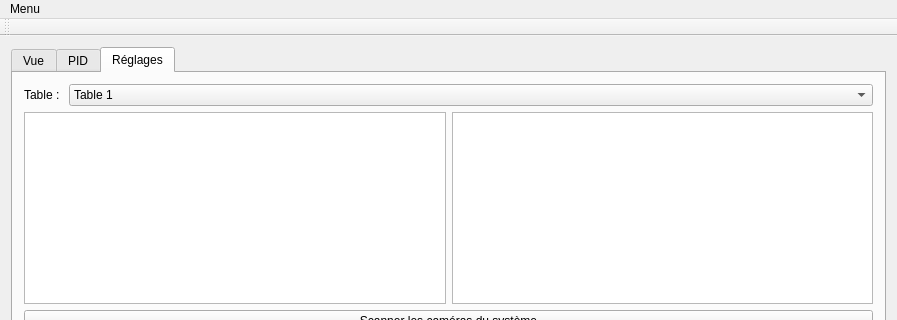
First picture: the form in OpenCV_test/mainwindow.ui, repository simonbeaudoin0935/Design3, before the edit; both pictures show x 0 to 897 and y 0 to 320 of the 897 by 657 pixel window.
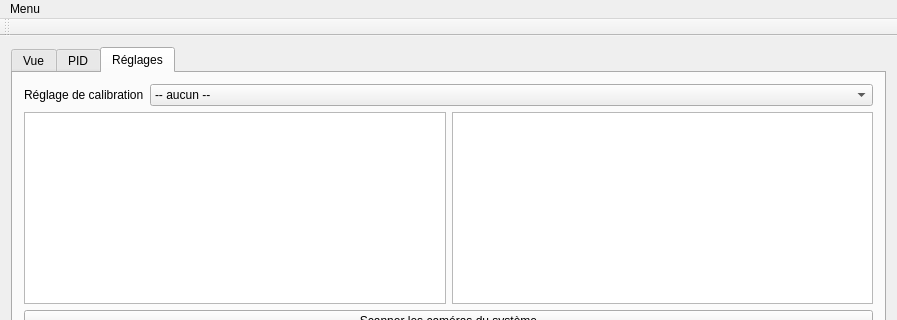
Second picture: the form after the edit. The open tabs and pages were chosen to show the change.

Patch:
```diff
--- a/OpenCV_test/mainwindow.ui
+++ b/OpenCV_test/mainwindow.ui
@@ -1096,12 +1096,17 @@
                </sizepolicy>
               </property>
               <property name="text">
-               <string>Table : </string>
+               <string>Réglage de calibration</string>
               </property>
              </widget>
             </item>
             <item>
              <widget class="QComboBox" name="comboBox_choix_Table">
+              <item>
+               <property name="text">
+                <string>-- aucun --</string>
+               </property>
+              </item>
               <item>
                <property name="text">
                 <string>Table 1</string>
```
Left out of the diff: 4 changed lines with no effect on the pictures.
